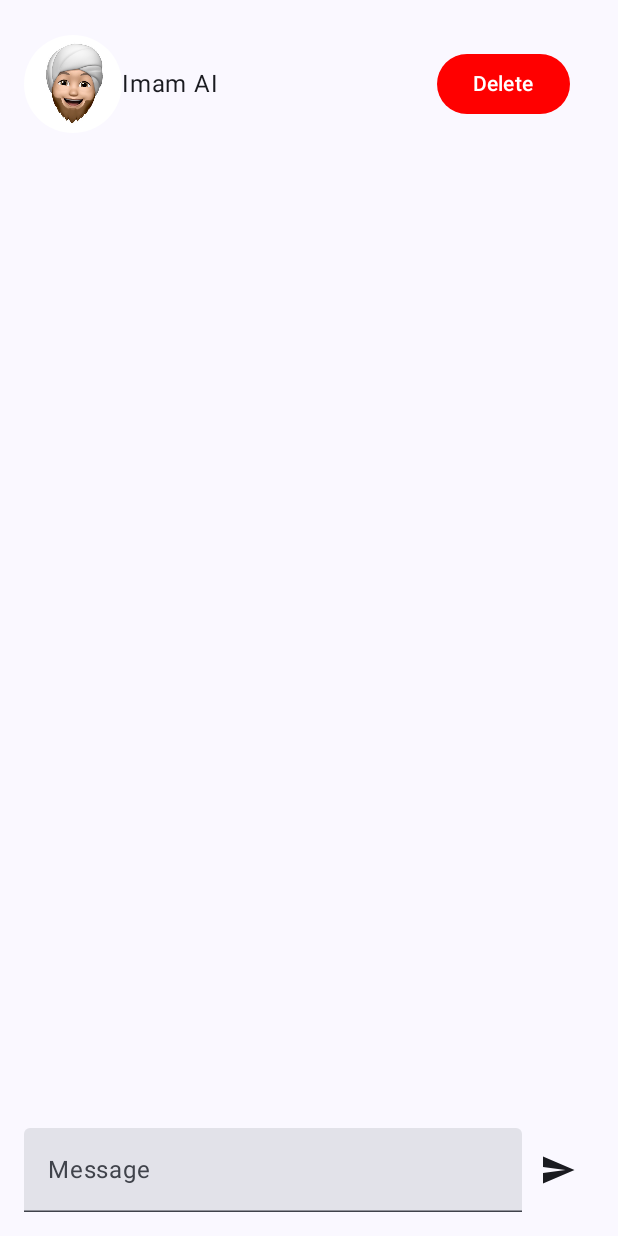
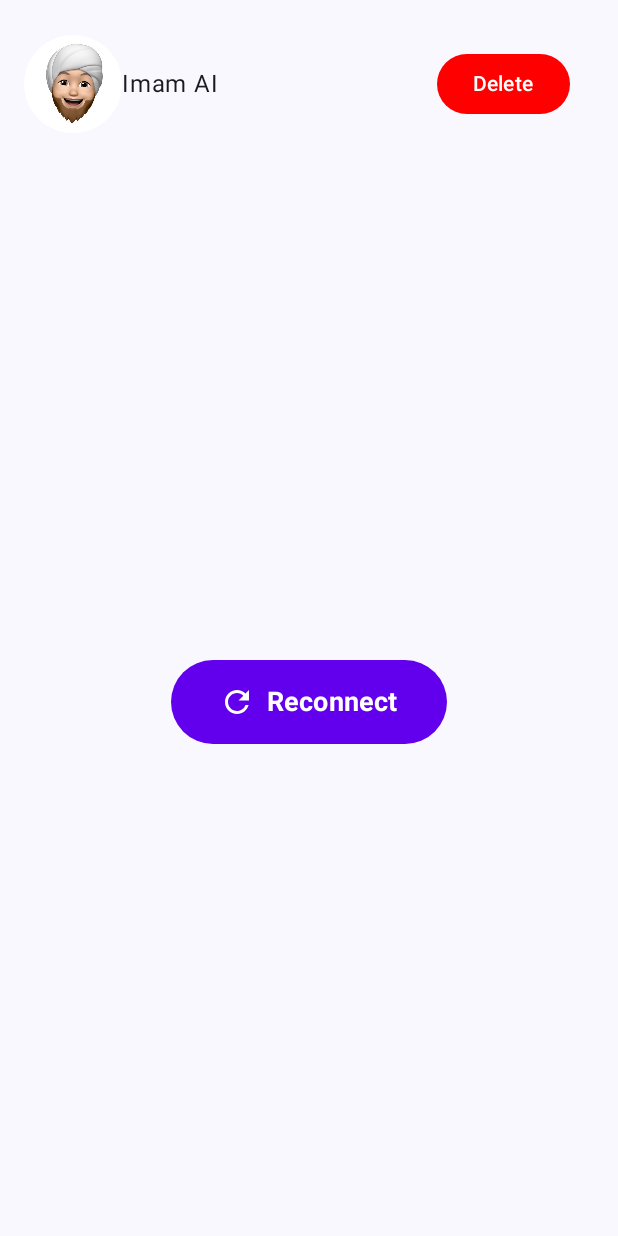
Before and after one commit to CyberButton/Imam_ai_Android, an Android app built with Jetpack Compose: the screen it shows after launch (MainActivity), on a phone screen of 412 x 824 dp. Run offline under Robolectric (Android 15) with nearby library versions, the phone set to English and light mode, and no system bars; our stand-ins replace Room's generated code.

Commit message:
refactoring + retry button + loadingAnimation + implemented all logic

```diff
--- a/app/src/main/java/com/nurtore/imam_ai/MainActivity.kt
+++ b/app/src/main/java/com/nurtore/imam_ai/MainActivity.kt
@@ -37,6 +37,7 @@ class MainActivity : ComponentActivity() {
                 val viewmodel = ViewModelProvider(this, viewModelFactory).get(MainActivityViewModel::class.java)
                 val messagesList = viewmodel.messagesList
                 val isOnline = viewmodel.isConnected
+                val uiState = viewmodel.chatIdState
 
                 Surface(
                     modifier = Modifier.fillMaxSize(),
@@ -47,8 +48,9 @@ class MainActivity : ComponentActivity() {
                         messageList = messagesList,
                         deleteMessages = viewmodel::deleteAllMessages,
                         getNewMessageId = viewmodel::getNewChatId,
-                        isOnline = isOnline
-                        )
+                        isOnline = isOnline,
+                        uiState = uiState
+                    )
                 }
             }
         }
--- a/app/src/main/java/com/nurtore/imam_ai/ui/ImamChatScreen.kt
+++ b/app/src/main/java/com/nurtore/imam_ai/ui/ImamChatScreen.kt
@@ -5,13 +5,17 @@ import androidx.compose.foundation.background
 import androidx.compose.foundation.clickable
 import androidx.compose.foundation.interaction.MutableInteractionSource
 import androidx.compose.foundation.layout.Arrangement
+import androidx.compose.foundation.layout.Box
 import androidx.compose.foundation.layout.Column
 import androidx.compose.foundation.layout.PaddingValues
 import androidx.compose.foundation.layout.Row
+import androidx.compose.foundation.layout.Spacer
+import androidx.compose.foundation.layout.fillMaxHeight
 import androidx.compose.foundation.layout.fillMaxSize
 import androidx.compose.foundation.layout.fillMaxWidth
 import androidx.compose.foundation.layout.padding
 import androidx.compose.foundation.layout.size
+import androidx.compose.foundation.layout.width
 import androidx.compose.foundation.layout.widthIn
 import androidx.compose.foundation.lazy.LazyColumn
 import androidx.compose.foundation.lazy.items
@@ -19,10 +23,12 @@ import androidx.compose.foundation.lazy.rememberLazyListState
 import androidx.compose.foundation.shape.CircleShape
 import androidx.compose.foundation.shape.RoundedCornerShape
 import androidx.compose.material.icons.Icons
+import androidx.compose.material.icons.filled.Refresh
 import androidx.compose.material.icons.filled.Send
 import androidx.compose.material3.AlertDialog
 import androidx.compose.material3.Button
 import androidx.compose.material3.ButtonDefaults
+import androidx.compose.material3.CircularProgressIndicator
 import androidx.compose.material3.ExperimentalMaterial3Api
 import androidx.compose.material3.Icon
 import androidx.compose.material3.IconButton
@@ -42,7 +48,9 @@ import androidx.compose.ui.draw.clip
 import androidx.compose.ui.graphics.Color
 import androidx.compose.ui.platform.LocalFocusManager
 import androidx.compose.ui.res.painterResource
+import androidx.compose.ui.text.font.FontWeight
 import androidx.compose.ui.unit.dp
+import androidx.compose.ui.unit.sp
 import com.nurtore.imam_ai.R
 import com.nurtore.imam_ai.model.MessageWithImam
 import kotlinx.coroutines.launch
@@ -54,7 +62,8 @@ fun ChatScreen(
     onSendMessage: (String) -> Unit,
     deleteMessages: () -> Unit,
     getNewMessageId: () -> Unit,
-    isOnline: MutableState<Boolean>
+    isOnline: MutableState<Boolean>,
+    uiState: MutableState<Int>
 ) {
     val message = rememberSaveable {
         mutableStateOf("")
@@ -86,6 +95,19 @@ fun ChatScreen(
             )
             DeleteButtonWithDialog(deleteMessages, getNewMessageId)
         }
+        when(uiState.value) {
+            0 -> {
+                Box(
+                    contentAlignment = Alignment.Center,
+                    modifier = Modifier.fillMaxSize()
+                ) {
+                    RetryButton(getNewMessageId)
+                }
+            }
+            1 -> {
+                LoadingAnimation()
+            }
+            else -> {
                 LazyColumn(
                     modifier = Modifier
                         .fillMaxWidth()
@@ -109,7 +131,7 @@ fun ChatScreen(
                                 message = message,
                                 modifier = Modifier
                                     .align(
-                                if(message.sentByImam()) Alignment.Start else Alignment.End
+                                        if (message.sentByImam()) Alignment.Start else Alignment.End
                                     )
                             )
                         }
@@ -152,6 +174,8 @@ fun ChatScreen(
                             modifier = Modifier.weight(1f),
                             enabled = false
                         )
+                    }
+                }
             }
         }
     }
@@ -229,3 +253,43 @@ fun DeleteButtonWithDialog(deleteMessages: () -> Unit, getNewMessageId: () -> Un
         }
     }
 }
+
+@Composable
+fun LoadingAnimation() {
+    Box(
+        contentAlignment = Alignment.Center,
+        modifier = Modifier.fillMaxSize()
+    ) {
+        CircularProgressIndicator()
+    }
+}
+
+@Composable
+fun RetryButton(onClick: () -> Unit) {
+    Button(
+        onClick = onClick,
+        modifier = Modifier
+            .clip(RoundedCornerShape(12.dp))
+            .padding(16.dp),
+        colors = ButtonDefaults.buttonColors(containerColor = Color(0xFF6200EE))
+    ) {
+        Row(
+            horizontalArrangement = Arrangement.Center,
+            verticalAlignment = Alignment.CenterVertically,
+            modifier = Modifier.padding(8.dp)
+        ) {
+            Icon(
+                imageVector = Icons.Default.Refresh,
+                contentDescription = "Reconnect",
+                tint = Color.White
+            )
+            Spacer(modifier = Modifier.width(8.dp))
+            Text(
+                text = "Reconnect",
+                fontSize = 18.sp,
+                fontWeight = FontWeight.Bold,
+                color = Color.White
+            )
+        }
+    }
+}
--- a/app/src/main/java/com/nurtore/imam_ai/ui/MainActivityViewModel.kt
+++ b/app/src/main/java/com/nurtore/imam_ai/ui/MainActivityViewModel.kt
@@ -20,6 +20,7 @@ import kotlinx.coroutines.CoroutineScope
 import kotlinx.coroutines.Dispatchers
 import kotlinx.coroutines.ExperimentalCoroutinesApi
 import kotlinx.coroutines.async
+import kotlinx.coroutines.delay
 import kotlinx.coroutines.launch
 import kotlinx.coroutines.runBlocking
 import kotlinx.coroutines.withContext
@@ -41,6 +42,11 @@ class MainActivityViewModel(
     private var chatId = ""
 
     val isConnected = mutableStateOf(isOnline(getApplication()))
+
+    // 0 - no chatId (show retry button)
+    // 1 - loading
+    // 3 - success
+    val chatIdState = mutableStateOf(1)
 
     // only for SDK 24+ (inclusive)
     private val connectivityManager = getApplication<Application>().getSystemService(Context.CONNECTIVITY_SERVICE) as ConnectivityManager
@@ -64,8 +70,19 @@ class MainActivityViewModel(
 
     fun getNewChatId() {
         viewModelScope.launch {
-            val response: String = repo.getChatId().body()!!
-            chatId = response
+            var attempt = 0
+            val maxAttempts = 3
+            chatIdState.value = 1
+            while (attempt < maxAttempts) {
+                try {
+                    val response = viewModelScope.async(Dispatchers.IO) {
+                        repo.getChatId()
+                    }
+                    response.await()
+                    if (response.getCompleted().isSuccessful && !response.getCompleted().body()
+                            .isNullOrEmpty()
+                    ) {
+                        chatId = response.getCompleted().body()!!
                         println("new chat id is $chatId")
                         runBlocking(Dispatchers.IO) {
                             _messagesList.add(
@@ -77,61 +94,30 @@ class MainActivityViewModel(
                                         " How may I help you?")
                             )
                         }
+                        chatIdState.value = 3
+                        break
+                    }
+                } catch (e: IOException) {
+                    chatIdState.value = 1
+                    println("Network error: $e")
+                } catch (e: HttpException) {
+                    chatIdState.value = 1
+                    println("HTTP error: $e")
+                } catch (e: Exception) {
+                    chatIdState.value = 1
+                    println("An unexpected error occurred: $e")
+                }
+                attempt++
+                if (attempt < maxAttempts) {
+                    delay(1000) // Delay 1 seconds before the next attempt
                 }
             }
-
-    fun getNewChatId_Next_Ver() {
-//        viewModelScope.launch {
-//            var attempt = 0
-//            val maxAttempts = 3
-//
-//            while (attempt < maxAttempts) {
-//                try {
-//                    val response: Response<String> = repo.getChatId()
-//                    if (response.isSuccessful) {
-//                        val newChatId = response.body()
-//                        if (newChatId != null) {
-//                            chatId = newChatId
-//                            println("new chat id is $chatId")
-//                            withContext(Dispatchers.IO) {
-//                                dao.insertChatId(ChatId(chatId))
-//                                dao.addMessage(
-//                                    DbMessageWithImam("assistant", "Assalamu Alaikum!" +
-//                                            " How may I help you?")
-//                                )
-//                                _messagesList.add(
-//                                    MessageWithImam("assistant", "Assalamu Alaikum!" +
-//                                            " How may I help you?")
-//                                )
-//                            }
-//                            break // Exit while loop if the operation is successful
-//                        } else {
-//                            println("Received null chat ID from the server.")
-//                        }
-//                    } else {
-//                        println("Failed to get a new chat ID: ${response.errorBody()?.string()}")
-//                    }
-//                } catch (e: IOException) {
-//                    println("Network error: $e")
-//                } catch (e: HttpException) {
-//                    println("HTTP error: $e")
-//                } catch (e: Exception) {
-//                    println("An unexpected error occurred: $e")
-//                }
-//
-//                attempt++
-//                if (attempt < maxAttempts) {
-//                    delay(1000) // Delay 1 seconds before the next attempt
-//                }
-//            }
-//
-//            if (attempt == maxAttempts) {
-//                println("Max retry attempts reached.")
-//                // Handle this case as you need
-//            }
-//        }
+            if (attempt == maxAttempts) {
+                println("Max retry attempts reached.")
+                chatIdState.value = 0
             }
-
+        }
+    }
 
     private fun loadChatIdFromDb() {
         viewModelScope.launch(Dispatchers.IO) {
@@ -233,20 +219,49 @@ class MainActivityViewModel(
             dBResponse.await()
             if (dBResponse.getCompleted() == 0) {
                 println("no chat id was found")
-                val response = viewModelScope.async(Dispatchers.IO){
+                var attempt = 0
+                val maxAttempts = 3
+
+                while (attempt < maxAttempts) {
+                    try {
+                        val response = viewModelScope.async(Dispatchers.IO) {
                             repo.getChatId()
                         }
                         response.await()
+                        if(response.getCompleted().isSuccessful && !response.getCompleted().body().isNullOrEmpty()) {
                             chatId = response.getCompleted().body()!!
                             println("new chat id is $chatId")
                             withContext(Dispatchers.IO) {
                                 dao.insertChatId(ChatId(chatId))
                             }
+                            chatIdState.value = 3
+                            break
+                        }
+                    } catch (e: IOException) {
+                        chatIdState.value = 1
+                        println("Network error: $e")
+                    } catch (e: HttpException) {
+                        chatIdState.value = 1
+                        println("HTTP error: $e")
+                    } catch (e: Exception) {
+                        chatIdState.value = 1
+                        println("An unexpected error occurred: $e")
+                    }
+                    attempt++
+                    if (attempt < maxAttempts) {
+                        delay(1000) // Delay 1 seconds before the next attempt
+                    }
+                }
+                if (attempt == maxAttempts) {
+                    println("Max retry attempts reached.")
+                    chatIdState.value = 0
+                }
             } else {
                 println("chat id was found in db")
+                chatIdState.value = 3
                 loadChatIdFromDb()
             }
-
+            if (chatIdState.value == 3) {
                 if (noMessages()) {
                     println("no local messages were found")
                     getMessagesList()
@@ -255,6 +270,7 @@ class MainActivityViewModel(
                 }
             }
         }
+    }
     override fun onCleared() {
         super.onCleared()
         connectivityManager.unregisterNetworkCallback(networkCallback)
```
Lines whose indentation alone changed are shown as unchanged.
